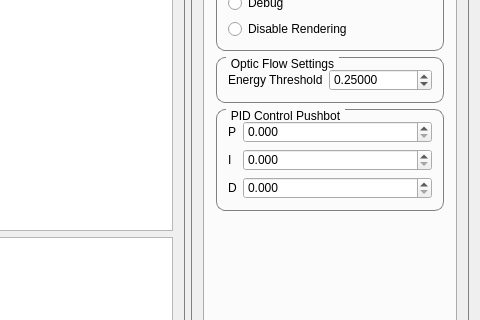
Before: the Qt Designer form VisInfProc/mainwindow.ui in rottaca/VisInfProcProjectSeminar, drawn with Qt 5; both pictures show x 327 to 807 and y 105 to 425 of the 807 by 780 pixel window.
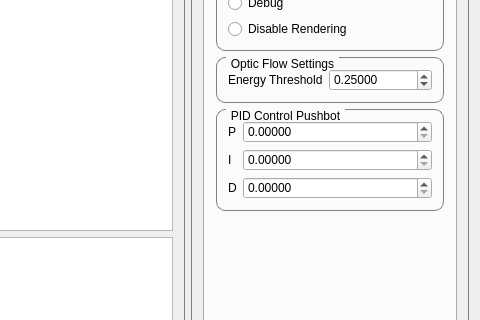
After: the same form once the commit is applied. The open tabs and pages were chosen to show the change. Icons and pictures are not drawn. Custom widgets are drawn as their Qt base class.

What changed in the file:
```diff
--- a/VisInfProc/mainwindow.ui
+++ b/VisInfProc/mainwindow.ui
@@ -440,7 +440,7 @@
               <item row="0" column="1">
                <widget class="QDoubleSpinBox" name="sb_pushbot_p">
                 <property name="decimals">
-                 <number>3</number>
+                 <number>5</number>
                 </property>
                 <property name="maximum">
                  <double>100000.000000000000000</double>
@@ -450,7 +450,7 @@
               <item row="1" column="1">
                <widget class="QDoubleSpinBox" name="sb_pushbot_i">
                 <property name="decimals">
-                 <number>3</number>
+                 <number>5</number>
                 </property>
                 <property name="maximum">
                  <double>100000.000000000000000</double>
@@ -460,7 +460,7 @@
               <item row="2" column="1">
                <widget class="QDoubleSpinBox" name="sb_pushbot_d">
                 <property name="decimals">
-                 <number>3</number>
+                 <number>5</number>
                 </property>
                 <property name="maximum">
                  <double>100000.000000000000000</double>
```
